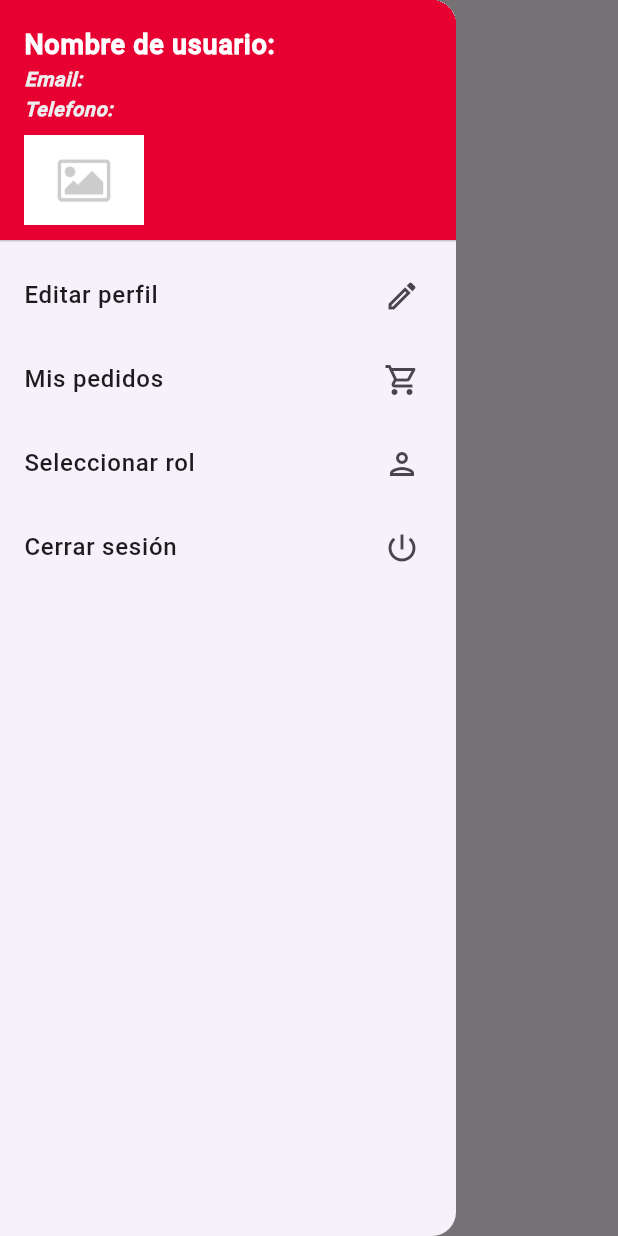
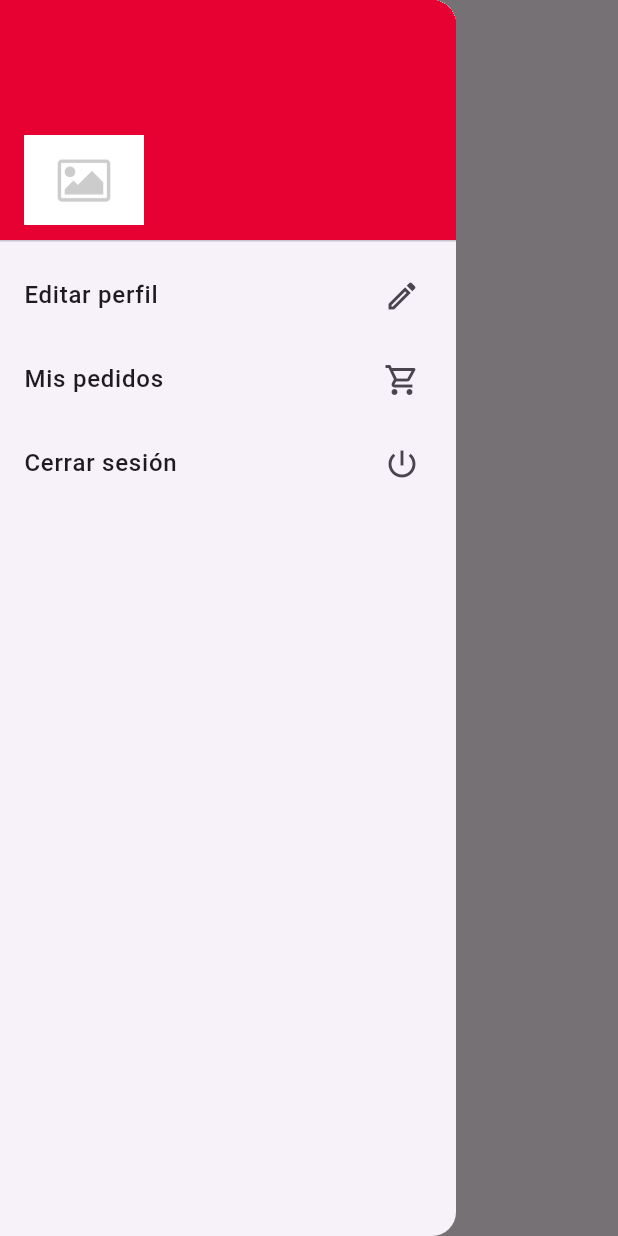
Before and after one commit to PipeGom/deliveryapp_flutter_client, a Flutter app: the ClientProductsListPage screen opened by its route, in the side drawer, after a tap on "Cerrar sesión", on a phone screen of 412 x 824 dp. Run offline on Flutter 3.47's test engine with Material 3 defaults, Android fonts, the phone set to English and light mode, and no system bars; our stand-ins replace lottie, shared_preferences; accounts and stored records are empty; statements that could not run were skipped; project files that could hold a hidden picture were left out.

Commit message:
Feat: Cierre de sesion y cambio de usuario

```diff
--- a/lib/src/pages/client/products/list/client_products_list_controller.dart
+++ b/lib/src/pages/client/products/list/client_products_list_controller.dart
@@ -1,13 +1,20 @@
+import "package:app_delivery/src/models/user.dart";
 import "package:app_delivery/src/utils/shared_pref.dart";
 import "package:flutter/material.dart";
+import "package:flutter/widgets.dart";
 
 class ClientProductsListController {
   BuildContext? context;
   SharedPref _sharedPref = SharedPref();
   GlobalKey<ScaffoldState> key = GlobalKey<ScaffoldState>();
+  Function? refresh;
 
-  Future? init(BuildContext context) {
+  User? user;
+
+  Future? init(BuildContext context, Function refresh) async {
     this.context = context;
+    user = User.fromJson(await _sharedPref.read('user'));
+    refresh();
   }
 
   void logout() {
@@ -20,4 +27,8 @@ class ClientProductsListController {
   void openDrawer() {
     key.currentState?.openDrawer();
   }
+
+  void goToRoles() {
+    Navigator.pushNamedAndRemoveUntil(context!, 'roles', (route) => false);
+  }
 }
--- a/lib/src/pages/client/products/list/client_products_list_page.dart
+++ b/lib/src/pages/client/products/list/client_products_list_page.dart
@@ -18,7 +18,7 @@ class _ClientProductsListPageState extends State<ClientProductsListPage> {
     // TODO: implement initState
     super.initState();
     SchedulerBinding.instance.addPostFrameCallback((timeStamp) {
-      _con.init(context);
+      _con.init(context, refresh);
     });
   }
 
@@ -61,7 +61,7 @@ class _ClientProductsListPageState extends State<ClientProductsListPage> {
                 crossAxisAlignment: CrossAxisAlignment.start,
                 children: [
                   Text(
-                    'Nombre de usuario:',
+                    '${_con.user?.name ?? ''} ${_con.user?.lastname ?? ''}',
                     style: TextStyle(
                         fontSize: 18,
                         color: Colors.white,
@@ -69,7 +69,7 @@ class _ClientProductsListPageState extends State<ClientProductsListPage> {
                     maxLines: 1,
                   ),
                   Text(
-                    'Email:',
+                    _con.user?.email ?? '',
                     style: TextStyle(
                         fontSize: 13,
                         color: Colors.grey[200],
@@ -78,7 +78,7 @@ class _ClientProductsListPageState extends State<ClientProductsListPage> {
                     maxLines: 1,
                   ),
                   Text(
-                    'Telefono:',
+                    _con.user?.phone ?? '',
                     style: TextStyle(
                         fontSize: 13,
                         color: Colors.grey[200],
@@ -90,7 +90,10 @@ class _ClientProductsListPageState extends State<ClientProductsListPage> {
                     height: 60,
                     margin: EdgeInsets.only(top: 7),
                     child: FadeInImage(
-                      image: AssetImage('assets/img/no-image.png'),
+                      image: _con.user?.image != null
+                          ? NetworkImage(_con.user!.image as String)
+                          : AssetImage('assets/img/no-image.png')
+                              as ImageProvider,
                       fit: BoxFit.contain,
                       fadeInDuration: Duration(milliseconds: 50),
                       placeholder: AssetImage('assets/img/no-image.png'),
@@ -106,10 +109,15 @@ class _ClientProductsListPageState extends State<ClientProductsListPage> {
             title: Text('Mis pedidos'),
             trailing: Icon(Icons.shopping_cart_outlined),
           ),
-          ListTile(
-            title: Text('Seleccionar rol'),
-            trailing: Icon(Icons.person_outlined),
-          ),
+          _con.user != null
+              ? _con.user!.roles!.length > 1
+                  ? ListTile(
+                      onTap: _con.goToRoles,
+                      title: Text('Seleccionar rol'),
+                      trailing: Icon(Icons.person_outlined),
+                    )
+                  : Container()
+              : Container(),
           ListTile(
             onTap: _con.logout,
             title: Text('Cerrar sesión'),
@@ -119,4 +127,10 @@ class _ClientProductsListPageState extends State<ClientProductsListPage> {
       ),
     );
   }
+
+  void refresh() {
+    setState(() {
+      // esto es como ejecutar el Ctrl + S para volver a ejecutar todo
+    });
+  }
 }
```
Also changed, not shown: lib/src/pages/delivery/orders/list/delivery_orders_list_controller.dart (+12 -1 lines), lib/src/pages/delivery/orders/list/delivery_orders_list_page.dart (+23 -9 lines), lib/src/pages/restaurant/orders/list/restaurant_orders_list_controller.dart (+12 -1 lines), lib/src/pages/restaurant/orders/list/restaurant_orders_list_page.dart (+23 -9 lines).
